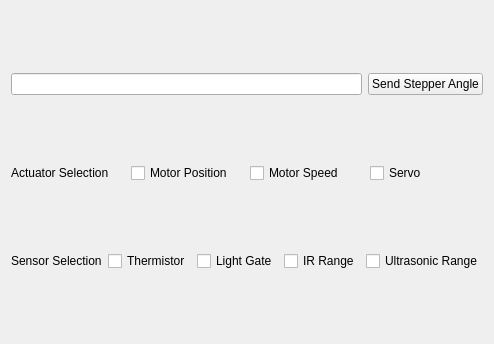
The window that resource/MotorlabGUI.ui (LitterBot2017/rqt_motorlab_gui) describes before a commit, drawn with Qt 5.
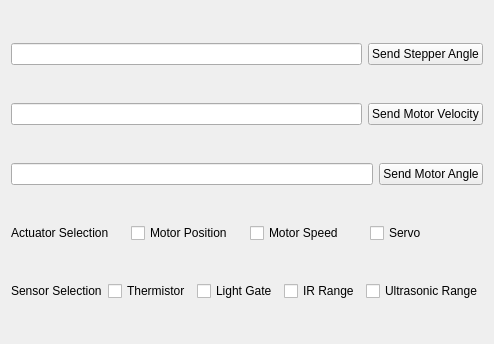
The same window after the commit.

Commit message: Added gui motor control

Diff of the .ui file:
```diff
--- a/resource/MotorlabGUI.ui
+++ b/resource/MotorlabGUI.ui
@@ -38,6 +38,62 @@
           </item>
         </layout>
       </item>
+      <item>
+        <layout class="QHBoxLayout" name="horizontalLayout">
+          <item>
+        <layout class="QHBoxLayout" name="horizontalLayout">
+          <item>
+            <widget class="QLineEdit" name="set_motor_velocity">
+              <property name="toolTip">
+                <string>Motor velocity</string>
+              </property>
+              <property name="text">
+                <string/>
+              </property>
+            </widget>
+          </item>
+          <item>
+            <widget class="QPushButton" name="send_motor_velocity">
+              <property name="toolTip">
+                <string>Send Motor Velocity</string>
+              </property>
+              <property name="text">
+                <string>Send Motor Velocity</string>
+              </property>
+            </widget>
+          </item>
+        </layout>
+      </item>
+        </layout>
+      </item>
+      <item>
+        <layout class="QHBoxLayout" name="horizontalLayout">
+          <item>
+        <layout class="QHBoxLayout" name="horizontalLayout">
+          <item>
+            <widget class="QLineEdit" name="set_motor_angle">
+              <property name="toolTip">
+                <string>Motor angle</string>
+              </property>
+              <property name="text">
+                <string/>
+              </property>
+            </widget>
+          </item>
+          <item>
+            <widget class="QPushButton" name="send_motor_angle">
+              <property name="toolTip">
+                <string>Send Motor Angle</string>
+              </property>
+              <property name="text">
+                <string>Send Motor Angle</string>
+              </property>
+            </widget>
+          </item>
+        </layout>
+      </item>
+      </layout>
+      </item>
       <item>
         <layout class="QHBoxLayout" name="horizontalLayout">
           <item>
```
The commit also changes 3 other files.
